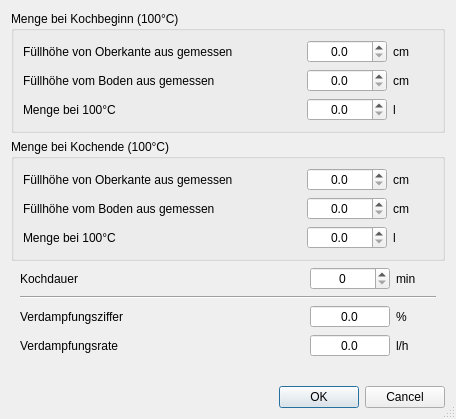
This is kleiner-brauhelfer/dialogs/dlgverdampfung.ui in kleiner-brauhelfer/kleiner-brauhelfer-2 as Qt 5 draws it before an edit. The edited form follows.
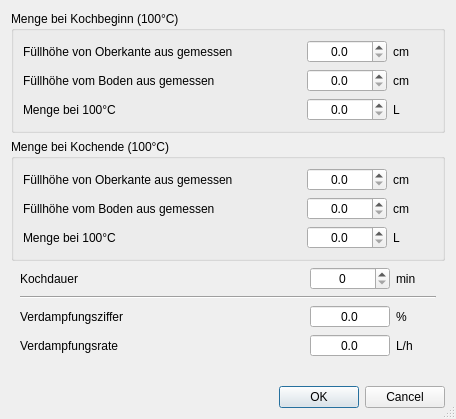
This is the edited form. Custom widgets are drawn as their Qt base class.

What changed in the file:
```diff
--- a/kleiner-brauhelfer/dialogs/dlgverdampfung.ui
+++ b/kleiner-brauhelfer/dialogs/dlgverdampfung.ui
@@ -149,7 +149,7 @@
       <item row="2" column="3">
        <widget class="QLabel" name="label_2">
         <property name="text">
-         <string>l</string>
+         <string>L</string>
         </property>
        </widget>
       </item>
@@ -165,7 +165,7 @@
       <item row="2" column="3">
        <widget class="QLabel" name="label_18">
         <property name="text">
-         <string>l</string>
+         <string>L</string>
         </property>
        </widget>
       </item>
@@ -424,7 +424,7 @@
      <item row="3" column="3">
       <widget class="QLabel" name="label_4">
        <property name="text">
-        <string>l/h</string>
+        <string>L/h</string>
        </property>
       </widget>
      </item>
```
